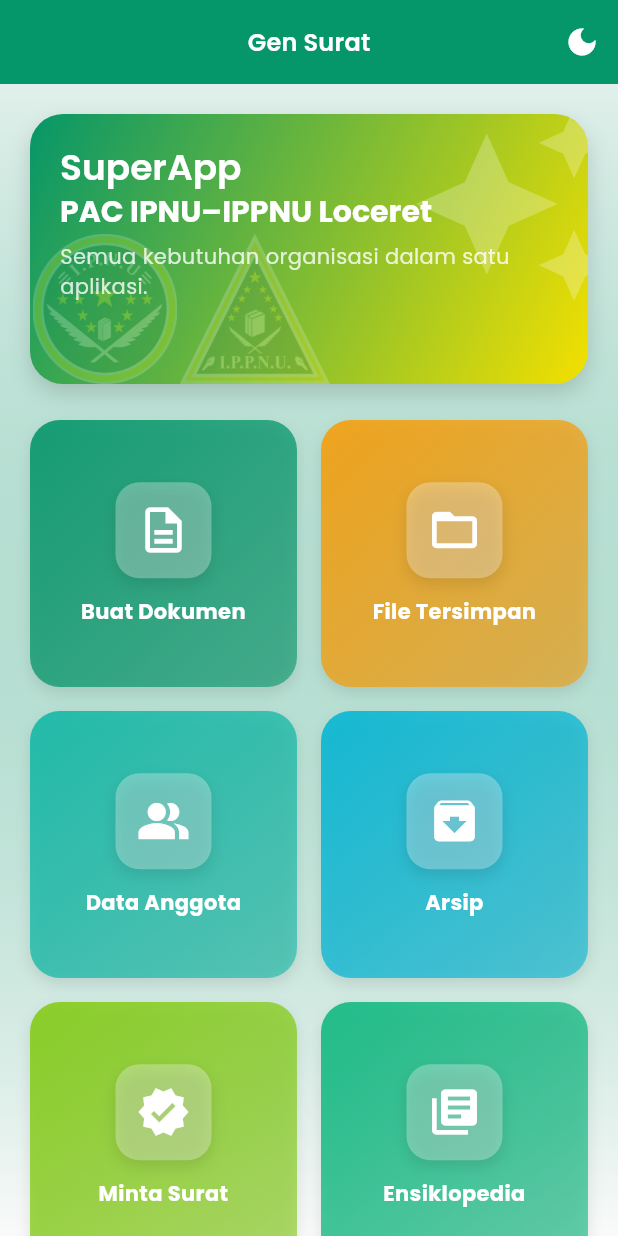
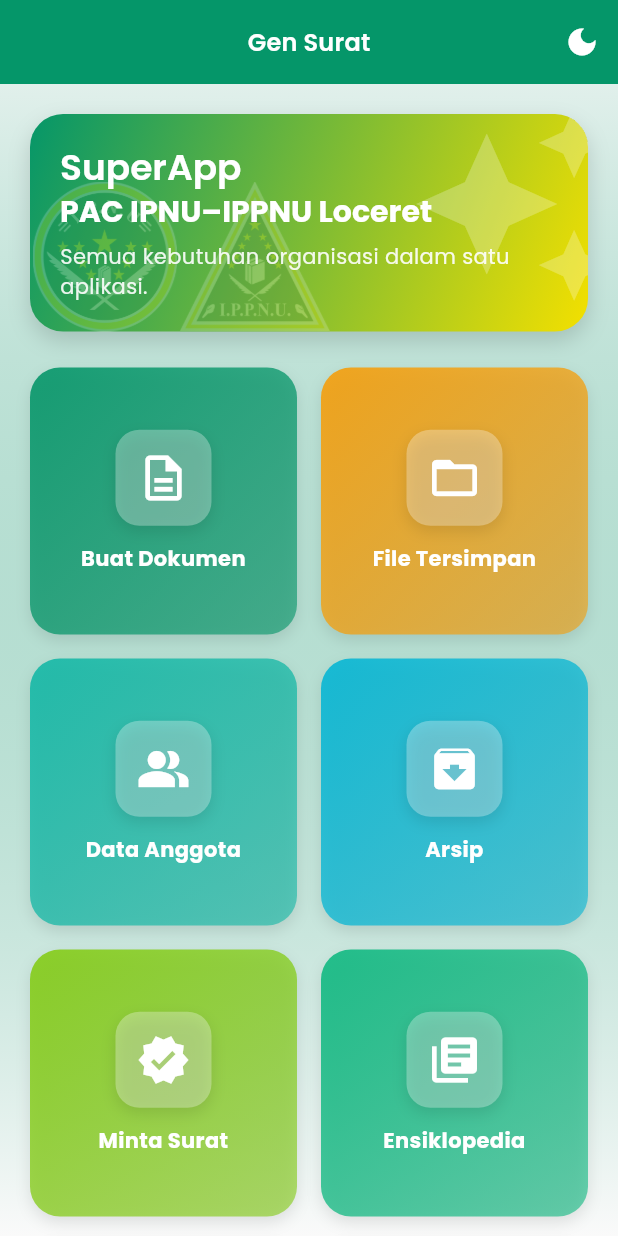
Before and after one commit to Ramadhan1710/gen-surat, a Flutter app: the screen it shows after launch, on a phone screen of 412 x 824 dp. Run offline on Flutter 3.47's test engine with Material 3 defaults, Android fonts, the phone set to English and light mode, and no system bars; our stand-ins replace dio, flutter_local_notifications, get, google_fonts, hive, hive_flutter and 4 more; missing offline and left inert: flutter_inappwebview; accounts and stored records are empty.

Commit message:
fix: adjust home banner height and improve text color opacity

```diff
--- a/lib/presentation/pages/home/widgets/home_banner.dart
+++ b/lib/presentation/pages/home/widgets/home_banner.dart
@@ -11,7 +11,6 @@
     final theme = Theme.of(context);
     final isDark = theme.brightness == Brightness.dark;
     return Container(
-      height: 180,
       clipBehavior: Clip.hardEdge,
       width: double.infinity,
       decoration: BoxDecoration(
@@ -93,7 +92,7 @@
                 Text(
                   "Semua kebutuhan organisasi dalam satu aplikasi.",
                   style: AppTextStyles.bodyMedium.copyWith(
-                    color: Colors.white.withOpacity(0.8),
+                    color: Colors.white.withOpacity(0.9),
                   ),
                 ),
               ],
```
